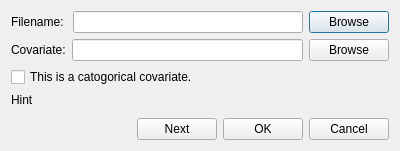
Old version of the form simpledialog.ui in the repository lreis2415/iSoLIM.
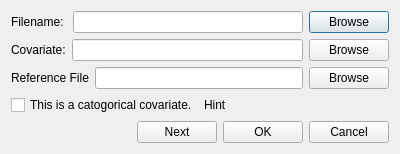
New version of the form.

```diff
--- a/simpledialog.ui
+++ b/simpledialog.ui
@@ -57,6 +57,29 @@
     </layout>
    </item>
    <item>
+    <layout class="QHBoxLayout" name="horizontalLayout_4">
+     <item>
+      <widget class="QLabel" name="label_3">
+       <property name="text">
+        <string>Reference File</string>
+       </property>
+      </widget>
+     </item>
+     <item>
+      <widget class="QLineEdit" name="lineEdit_3"/>
+     </item>
+     <item>
+      <widget class="QPushButton" name="btn_3">
+       <property name="text">
+        <string>Browse</string>
+       </property>
+      </widget>
+     </item>
+    </layout>
+   </item>
+   <item>
+    <layout class="QHBoxLayout" name="horizontalLayout_5">
+     <item>
     <widget class="QCheckBox" name="checkBox">
      <property name="text">
       <string>This is a catogorical covariate.</string>
@@ -69,6 +92,8 @@
       <string>Hint</string>
      </property>
     </widget>
+     </item>
+    </layout>
    </item>
    <item>
     <spacer name="verticalSpacer">
```
Lines whose indentation alone changed are shown as unchanged.
